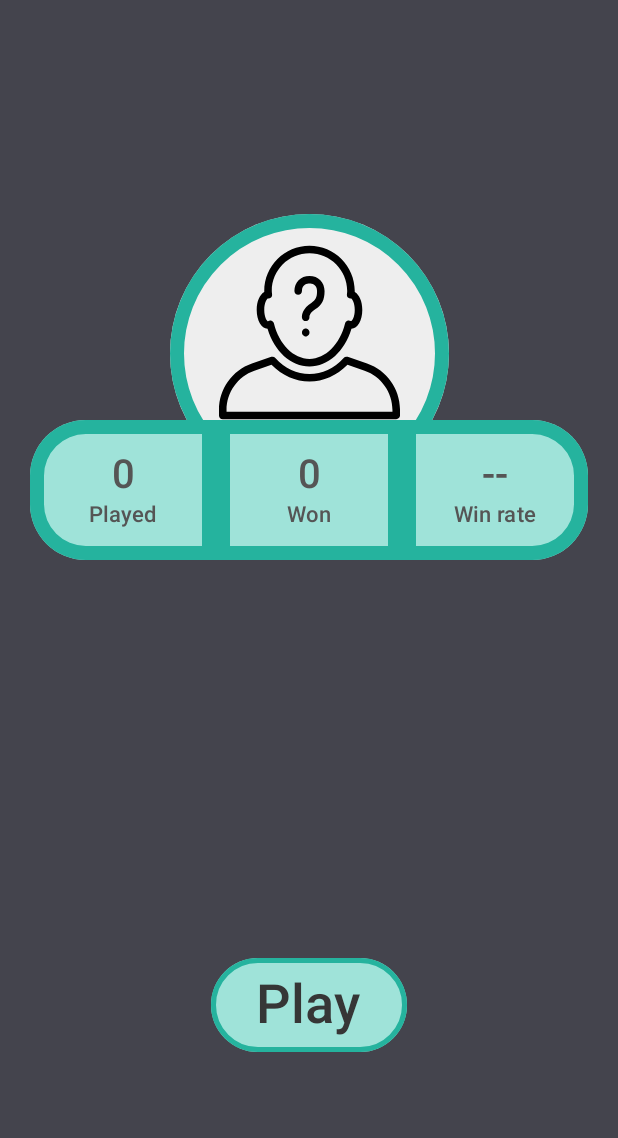
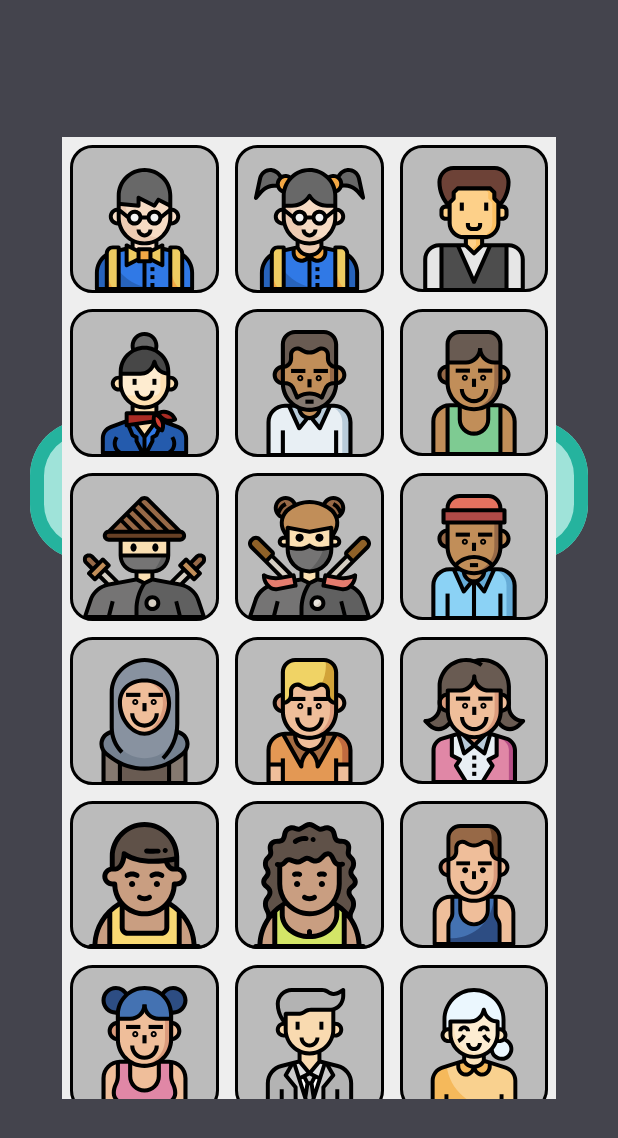
Before and after one commit to rbstarbuck/worditory-android, an Android app built with Jetpack Compose: the composable MainView shown on its own in the app's theme, after a tap on "Avatar", on a phone screen of 412 x 824 dp. Shown: the top 1138 px of the screen. Run offline under Robolectric (Android 15) with nearby library versions, the light colour scheme and no system bars; 4 statements that could not run were skipped.

Commit message:
Animate dialog enter/exit transitions

```diff
--- a/app/src/main/java/com/example/worditory/MainView.kt
+++ b/app/src/main/java/com/example/worditory/MainView.kt
@@ -1,20 +1,27 @@
 package com.example.worditory
 
+import androidx.compose.animation.core.animateFloatAsState
+import androidx.compose.animation.core.tween
 import androidx.compose.foundation.BorderStroke
 import androidx.compose.foundation.background
 import androidx.compose.foundation.layout.Arrangement
+import androidx.compose.foundation.layout.BoxWithConstraints
 import androidx.compose.foundation.layout.Column
 import androidx.compose.foundation.layout.PaddingValues
 import androidx.compose.foundation.layout.fillMaxSize
 import androidx.compose.foundation.layout.fillMaxWidth
+import androidx.compose.foundation.layout.height
 import androidx.compose.foundation.layout.padding
+import androidx.compose.foundation.layout.width
 import androidx.compose.material3.ButtonColors
 import androidx.compose.material3.OutlinedButton
 import androidx.compose.material3.Text
 import androidx.compose.runtime.Composable
 import androidx.compose.runtime.collectAsState
+import androidx.compose.runtime.remember
 import androidx.compose.ui.Alignment
 import androidx.compose.ui.Modifier
+import androidx.compose.ui.draw.alpha
 import androidx.compose.ui.graphics.Color
 import androidx.compose.ui.platform.LocalContext
 import androidx.compose.ui.res.colorResource
@@ -22,28 +29,44 @@ import androidx.compose.ui.res.stringResource
 import androidx.compose.ui.unit.dp
 import androidx.compose.ui.unit.sp
 import androidx.navigation.NavController
+import com.example.worditory.chooser.avatar.AvatarChooserDialog
 import com.example.worditory.header.HeaderView
+import com.example.worditory.navigation.Screen
 import com.example.worditory.saved.SavedGamesView
-import com.example.worditory.navigation.Screen
+import kotlinx.coroutines.flow.MutableStateFlow
 
 @Composable
 internal fun MainView(navController: NavController, modifier: Modifier = Modifier) {
-    val playerAvatarIdState = LocalContext.current.getPlayerAvatarId().collectAsState(0)
+    val context = LocalContext.current
+
+    val getPlayerId = remember { context.getPlayerAvatarId() }
+    val playerAvatarIdState = getPlayerId.collectAsState(0)
     val playerAvatarId = if (playerAvatarIdState.value == 0) {
         R.drawable.avatar_placeholder
     } else {
         playerAvatarIdState.value
     }
 
+    val avatarChooserEnabledStateFlow = remember { MutableStateFlow(false) }
+    val avatarChooserEnabledState = avatarChooserEnabledStateFlow.collectAsState()
+    val avatarChooserAnimatedAlpha = animateFloatAsState(
+        targetValue = if (avatarChooserEnabledState.value) 1f else 0f,
+        animationSpec = tween(500),
+        label = "offset"
+    )
+
+    BoxWithConstraints(modifier = modifier, contentAlignment = Alignment.Center) {
         Column(
-        modifier = modifier
+            modifier = Modifier
                 .fillMaxSize()
                 .background(colorResource(R.color.background)),
             horizontalAlignment = Alignment.CenterHorizontally,
             verticalArrangement = Arrangement.SpaceEvenly
         ) {
 
-        HeaderView(navController, Modifier.fillMaxWidth().padding(20.dp))
+            HeaderView(Modifier.fillMaxWidth().padding(20.dp)) {
+                avatarChooserEnabledStateFlow.value = true
+            }
 
             SavedGamesView(
                 modifier = Modifier.fillMaxWidth(),
@@ -52,7 +75,9 @@ internal fun MainView(navController: NavController, modifier: Modifier = Modifie
             )
 
             OutlinedButton(
-            onClick = { navController.navigate(Screen.NpcChooser.buildRoute(playerAvatarId)) },
+                onClick = {
+                    navController.navigate(Screen.NpcChooser.buildRoute(playerAvatarId))
+                },
                 colors = ButtonColors(
                     containerColor = colorResource(R.color.header_counter_background),
                     contentColor = Color.White,
@@ -75,4 +100,16 @@ internal fun MainView(navController: NavController, modifier: Modifier = Modifie
                 )
             }
         }
+
+        if (avatarChooserEnabledState.value) {
+            AvatarChooserDialog(
+                modifier = Modifier
+                    .alpha(avatarChooserAnimatedAlpha.value)
+                    .width(this.maxWidth * 0.8f)
+                    .height(this.maxHeight * 0.9f)
+            ) {
+                avatarChooserEnabledStateFlow.value = false
             }
+        }
+    }
+}
--- a/app/src/main/java/com/example/worditory/header/HeaderView.kt
+++ b/app/src/main/java/com/example/worditory/header/HeaderView.kt
@@ -29,16 +29,14 @@ import androidx.compose.ui.res.stringResource
 import androidx.compose.ui.res.vectorResource
 import androidx.compose.ui.unit.dp
 import androidx.compose.ui.unit.sp
-import androidx.navigation.NavController
 import com.example.worditory.getGamesPlayed
 import com.example.worditory.getGamesWon
 import com.example.worditory.R
 import com.example.worditory.getPlayerAvatarId
-import com.example.worditory.navigation.Screen
 import kotlin.math.roundToInt
 
 @Composable
-fun HeaderView(navController: NavController, modifier: Modifier = Modifier) {
+fun HeaderView(modifier: Modifier = Modifier, onAvatarClick: () -> Unit) {
     val avatarState = LocalContext.current.getPlayerAvatarId().collectAsState(0)
     val gamesPlayedState = LocalContext.current.getGamesPlayed().collectAsState(0)
     val gamesWonState = LocalContext.current.getGamesWon().collectAsState(0)
@@ -60,7 +58,7 @@ fun HeaderView(navController: NavController, modifier: Modifier = Modifier) {
         val counterFontSizeSmall = (width.value / 25f / LocalDensity.current.fontScale).sp
 
         OutlinedButton(
-            onClick = { navController.navigate(Screen.Avatar.route) },
+            onClick = { onAvatarClick() },
             modifier = Modifier
                 .width(width / 2f)
                 .height(width / 2f),
--- a/app/src/main/java/com/example/worditory/navigation/Screen.kt
+++ b/app/src/main/java/com/example/worditory/navigation/Screen.kt
@@ -4,8 +4,6 @@ import com.example.worditory.game.npc.NpcModel
 
 internal sealed class Screen(val route: String) {
     internal object Main: Screen("main")
-
-    internal object Avatar: Screen("avatar")
 
     internal object NpcChooser: Screen("npcChooser/{avatar1}") {
         fun buildRoute(avatarIdPlayer1: Int): String {
--- a/app/src/main/java/com/example/worditory/saved/DeleteSavedGameDialog.kt
+++ b/app/src/main/java/com/example/worditory/saved/DeleteSavedGameDialog.kt
@@ -15,6 +15,7 @@ import androidx.compose.ui.res.stringResource
 import androidx.compose.ui.unit.dp
 import androidx.compose.ui.unit.sp
 import com.example.worditory.R
+import com.example.worditory.composable.BackHandler
 import kotlinx.coroutines.GlobalScope
 import kotlinx.coroutines.launch
 
@@ -25,6 +26,8 @@ internal fun DeleteSavedGameDialog(
     dismiss: () -> Unit
 ) {
     val context = LocalContext.current
+
+    BackHandler { dismiss() }
 
     Column(
         modifier,
--- a/app/src/main/java/com/example/worditory/saved/SavedGamesView.kt
+++ b/app/src/main/java/com/example/worditory/saved/SavedGamesView.kt
@@ -1,5 +1,7 @@
 package com.example.worditory.saved
 
+import androidx.compose.animation.core.animateFloatAsState
+import androidx.compose.animation.core.tween
 import androidx.compose.foundation.BorderStroke
 import androidx.compose.foundation.Canvas
 import androidx.compose.foundation.Image
@@ -29,6 +31,7 @@ import androidx.compose.runtime.collectAsState
 import androidx.compose.runtime.remember
 import androidx.compose.ui.Alignment
 import androidx.compose.ui.Modifier
+import androidx.compose.ui.draw.alpha
 import androidx.compose.ui.draw.clip
 import androidx.compose.ui.graphics.Color
 import androidx.compose.ui.graphics.vector.ImageVector
@@ -45,7 +48,6 @@ import androidx.compose.ui.unit.sp
 import androidx.navigation.NavController
 import com.example.worditory.R
 import com.example.worditory.SavedGames
-import com.example.worditory.composable.BackHandler
 import com.example.worditory.game.board.BoardViewModel
 import com.example.worditory.game.board.tile.Tile
 import com.example.worditory.game.board.toBitmap
@@ -65,6 +67,11 @@ internal fun SavedGamesView(
 
     val deleteGameStateFlow = remember { MutableStateFlow(0L) }
     val deleteGameState = deleteGameStateFlow.collectAsState()
+    val deleteGameAnimatedAlpha = animateFloatAsState(
+        targetValue = if (deleteGameState.value == 0L) 0f else 1f,
+        animationSpec = tween(500),
+        label = "scale"
+    )
 
     BoxWithConstraints(modifier, contentAlignment = Alignment.Center) {
         val itemWidth = this.maxWidth / 2.25f
@@ -177,19 +184,16 @@ internal fun SavedGamesView(
         }
 
         if (deleteGameState.value != 0L) {
-            BackHandler {
-                deleteGameStateFlow.value = 0
-            }
-
             DeleteSavedGameDialog(
                 modifier = Modifier
+                    .alpha(deleteGameAnimatedAlpha.value)
                     .width(250.dp)
                     .height(100.dp)
                     .background(colorResource(R.color.delete_saved_game_dialog_background))
                     .border(width = 2.dp, color = colorResource(R.color.font_color_dark)),
                 gameId = deleteGameState.value
             ) {
-                deleteGameStateFlow.value = 0
+                deleteGameStateFlow.value = 0L
             }
         }
     }
```
Also changed, not shown: app/src/main/java/com/example/worditory/chooser/avatar/AvatarChooserDialog.kt (+8 -3 lines), app/src/main/java/com/example/worditory/navigation/NavigationStack.kt (+0 -9 lines). Lines whose indentation alone changed are shown as unchanged.
